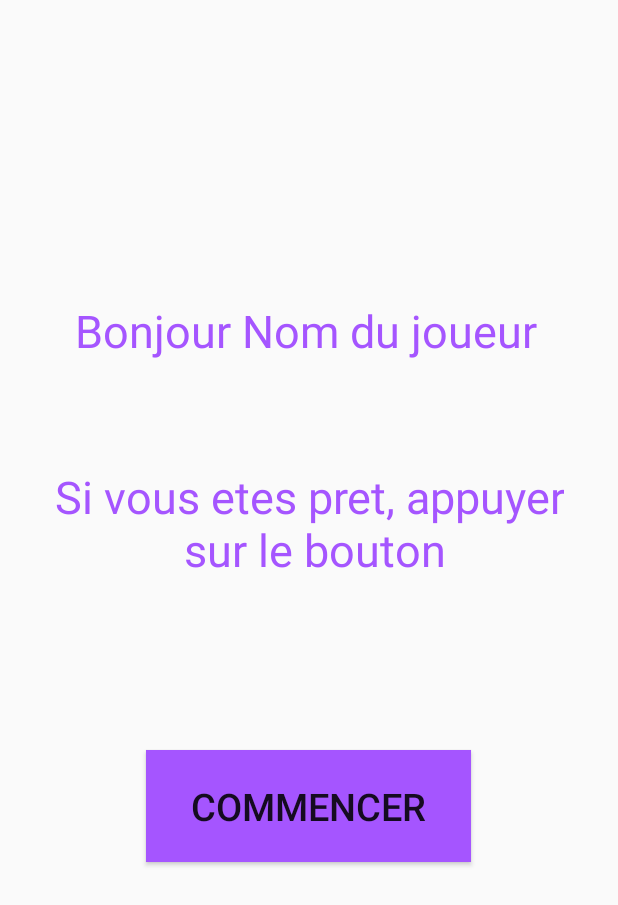
After one commit to Chiara06830/D-couvrir-les-pays-d-Europe, an Android app: the layout debut_jeux.xml on its own in the app's theme, with its tools: preview values and no code run, on a phone screen of 412 x 824 dp. The commit adds this screen. Shown: the top 905 px of the screen. Run offline under Robolectric (Android 15) with nearby library versions, the light colour scheme and no system bars.

Commit message:
Interfaces_ben

```diff
--- /dev/null
+++ b/projet_mobile/app/src/main/res/layout/debut_jeux.xml
@@ -0,0 +1,61 @@
+<?xml version="1.0" encoding="utf-8"?>
+<RelativeLayout
+    xmlns:android="http://schemas.android.com/apk/res/android"
+    android:layout_width="match_parent"
+    android:layout_height="match_parent">
+
+    <!--Text view "Bonjour"-->
+
+    <TextView
+        android:id="@+id/text_debut"
+        android:layout_width="wrap_content"
+        android:layout_height="wrap_content"
+        android:text="Bonjour "
+        android:textSize="30dp"
+        android:layout_marginLeft="50dp"
+        android:layout_marginTop="200dp"
+        android:textColor="#A555FF"
+        />
+
+
+    <!--Text view nom du joueur-->
+
+    <TextView
+        android:id="@+id/nom_joueur"
+        android:layout_width="wrap_content"
+        android:layout_height="wrap_content"
+        android:text="Nom du joueur"
+        android:textSize="30dp"
+        android:layout_toRightOf="@id/text_debut"
+        android:layout_marginTop="200dp"
+        android:textColor="#A555FF"
+        />
+
+    <TextView
+        android:id="@+id/pret"
+        android:layout_width="wrap_content"
+        android:layout_height="wrap_content"
+        android:gravity="center"
+        android:text="Si vous etes pret, appuyer\n sur le bouton"
+        android:textSize="30dp"
+        android:layout_below="@id/text_debut"
+        android:layout_centerHorizontal="true"
+        android:layout_marginTop="70dp"
+        android:textColor="#A555FF"
+        />
+
+    <!--Bouton "commencer-->
+
+    <Button
+        android:layout_width="wrap_content"
+        android:layout_height="wrap_content"
+        android:layout_marginTop="500dp"
+        android:text="commencer"
+        android:layout_centerHorizontal="true"
+        android:textSize="25dp"
+        android:paddingHorizontal="30dp"
+        android:paddingVertical="20dp"
+        android:background="#A555FF"
+        />
+
+</RelativeLayout>
```
Also changed, not shown: projet_mobile/app/src/main/res/layout/saise_nom.xml (added, +49 -0 lines), projet_mobile/app/src/main/res/layout/score.xml (+102 -6 lines).
